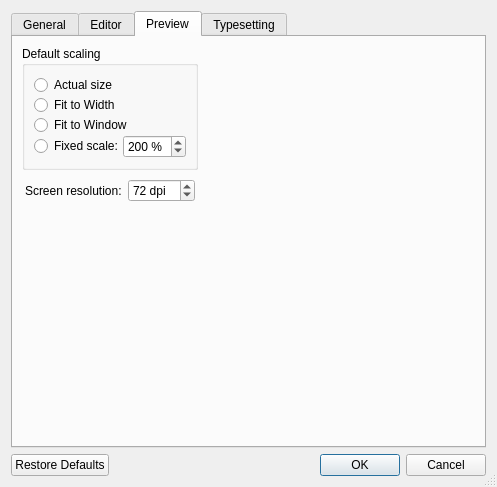
Sharpie/TeXworks, file PrefsDialog.ui: the form before one commit.
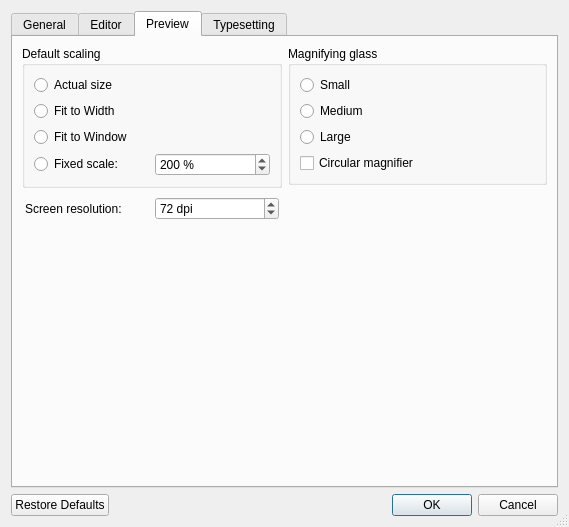
The form after the commit. The open tabs and pages were chosen to show the change. Icons and pictures are not drawn.

Commit message: preview prefs; circular magnifier; report process errors

```diff
--- a/PrefsDialog.ui
+++ b/PrefsDialog.ui
@@ -5,8 +5,8 @@
    <rect>
     <x>0</x>
     <y>0</y>
-    <width>497</width>
-    <height>487</height>
+    <width>569</width>
+    <height>527</height>
    </rect>
   </property>
   <property name="windowTitle" >
@@ -292,15 +292,12 @@
        <string>Preview</string>
       </attribute>
       <layout class="QGridLayout" >
-       <item row="0" column="0" >
+       <item rowspan="2" row="0" column="0" >
         <widget class="QGroupBox" name="groupBox_6" >
          <property name="title" >
           <string>Default scaling</string>
          </property>
          <layout class="QGridLayout" >
-          <property name="verticalSpacing" >
-           <number>0</number>
-          </property>
           <item row="0" column="0" >
            <layout class="QVBoxLayout" >
             <item>
@@ -357,19 +354,60 @@
         </widget>
        </item>
        <item row="0" column="1" >
+        <widget class="QGroupBox" name="groupBox_8" >
+         <property name="title" >
+          <string>Magnifying glass</string>
+         </property>
+         <layout class="QVBoxLayout" >
+          <item>
+           <layout class="QVBoxLayout" >
+            <item>
+             <widget class="QRadioButton" name="smallMag" >
+              <property name="text" >
+               <string>Small</string>
+              </property>
+             </widget>
+            </item>
+            <item>
+             <widget class="QRadioButton" name="mediumMag" >
+              <property name="text" >
+               <string>Medium</string>
+              </property>
+             </widget>
+            </item>
+            <item>
+             <widget class="QRadioButton" name="largeMag" >
+              <property name="text" >
+               <string>Large</string>
+              </property>
+             </widget>
+            </item>
+           </layout>
+          </item>
+          <item>
+           <widget class="QCheckBox" name="circularMag" >
+            <property name="text" >
+             <string>Circular magnifier</string>
+            </property>
+           </widget>
+          </item>
+         </layout>
+        </widget>
+       </item>
+       <item rowspan="3" row="1" column="1" >
         <spacer>
          <property name="orientation" >
-          <enum>Qt::Horizontal</enum>
+          <enum>Qt::Vertical</enum>
          </property>
          <property name="sizeHint" >
           <size>
-           <width>40</width>
-           <height>20</height>
+           <width>241</width>
+           <height>291</height>
           </size>
          </property>
         </spacer>
        </item>
-       <item row="1" column="0" >
+       <item row="2" column="0" >
         <layout class="QHBoxLayout" >
          <property name="leftMargin" >
           <number>3</number>
@@ -396,10 +434,10 @@
             <string> dpi</string>
            </property>
            <property name="minimum" >
-            <number>50</number>
+            <number>36</number>
            </property>
            <property name="maximum" >
-            <number>200</number>
+            <number>288</number>
            </property>
            <property name="value" >
             <number>72</number>
@@ -408,7 +446,7 @@
          </item>
         </layout>
        </item>
-       <item row="2" column="0" >
+       <item row="3" column="0" >
         <spacer>
          <property name="orientation" >
           <enum>Qt::Vertical</enum>
```
Left out of the diff: 24 changed lines with no effect on the pictures. The commit also changes 6 other files.
